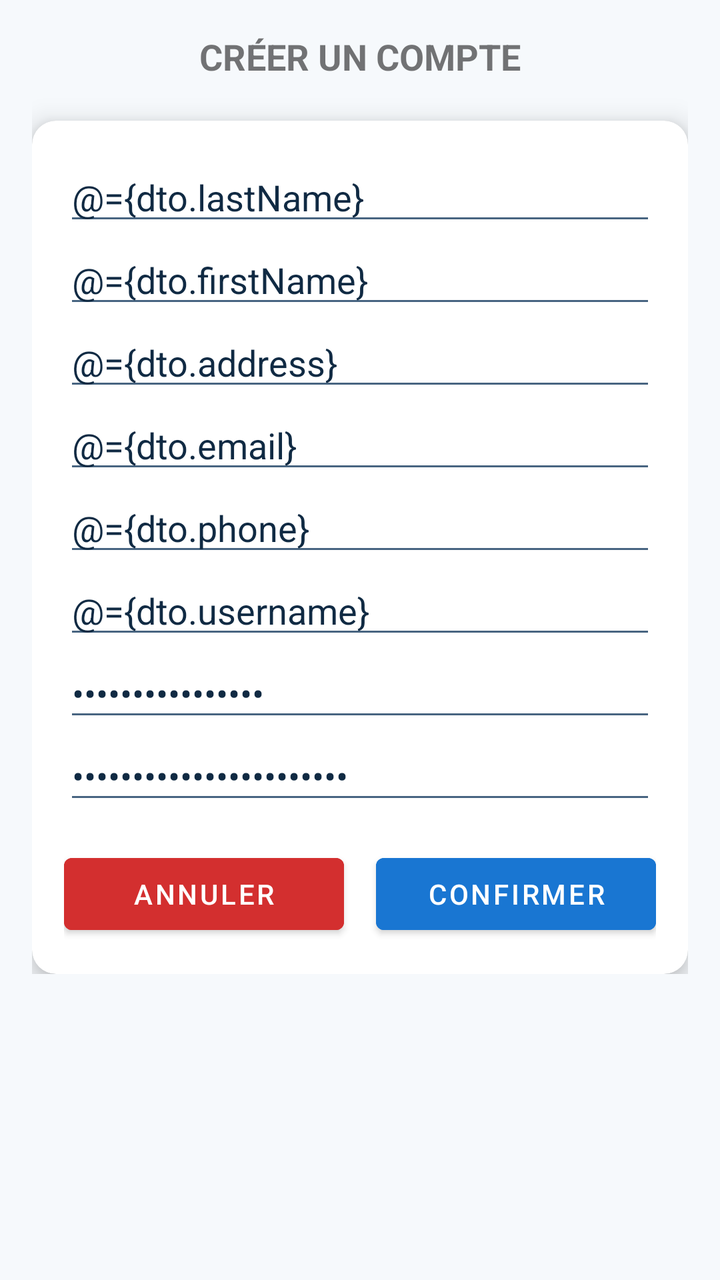
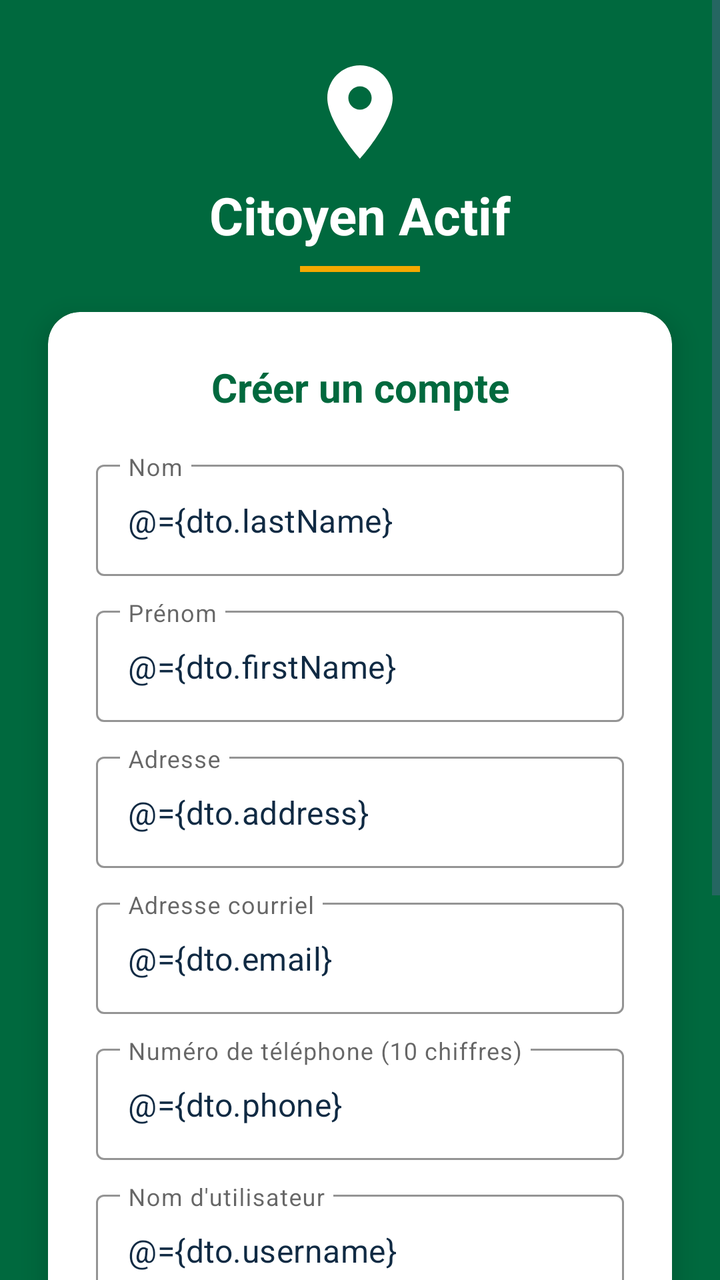

Compare the two renders of this Android layout. The source of the first and the diff that turns it into the second are given below.
<!-- AndroidManifest.xml: application theme Theme.CitoyenActif.NoActionBar -->
<!-- res/layout/sign_up_frag.xml -->
<?xml version="1.0" encoding="utf-8"?>
<layout xmlns:app="http://schemas.android.com/apk/res-auto">

    
    <data>
        <variable
            name="dto"
            type="com.example.citoyenactif.model.dto.UserCreateDTO" />
    </data>

    <ScrollView
        xmlns:android="http://schemas.android.com/apk/res/android"
        android:layout_width="match_parent"
        android:layout_height="match_parent">

        <androidx.constraintlayout.widget.ConstraintLayout
            android:layout_width="match_parent"
            android:layout_height="wrap_content"
            android:padding="16dp">

            
            <TextView
                android:id="@+id/welcome_message"
                android:layout_width="wrap_content"
                android:layout_height="wrap_content"
                android:text="CRÉER UN COMPTE"
                android:textStyle="bold"
                android:textSize="18sp"
                app:layout_constraintTop_toTopOf="parent"
                app:layout_constraintStart_toStartOf="parent"
                app:layout_constraintEnd_toEndOf="parent" />

            
            <com.google.android.material.card.MaterialCardView
                android:id="@+id/form_card"
                android:layout_width="0dp"
                android:layout_height="wrap_content"
                android:layout_marginTop="20dp"
                app:cardCornerRadius="12dp"
                app:cardElevation="8dp"
                app:layout_constraintTop_toBottomOf="@id/welcome_message"
                app:layout_constraintStart_toStartOf="parent"
                app:layout_constraintEnd_toEndOf="parent">

                <LinearLayout
                    android:layout_width="match_parent"
                    android:layout_height="wrap_content"
                    android:orientation="vertical"
                    android:padding="16dp">

                    
                    <EditText
                        android:id="@+id/name"
                        android:layout_width="match_parent"
                        android:layout_height="wrap_content"
                        android:hint="Nom"
                        android:inputType="textPersonName"
                        android:text="@={dto.lastName}" />

                    
                    <EditText
                        android:id="@+id/first_name"
                        android:layout_width="match_parent"
                        android:layout_height="wrap_content"
                        android:hint="Prénom"
                        android:inputType="textPersonName"
                        android:text="@={dto.firstName}" />

                    
                    <EditText
                        android:id="@+id/address"
                        android:layout_width="match_parent"
                        android:layout_height="wrap_content"
                        android:hint="Adresse"
                        android:inputType="textPostalAddress"
                        android:text="@={dto.address}" />

                    
                    <EditText
                        android:id="@+id/email"
                        android:layout_width="match_parent"
                        android:layout_height="wrap_content"
                        android:hint="Adresse courriel"
                        android:inputType="textEmailAddress"
                        android:text="@={dto.email}" />

                    
                    <EditText
                        android:id="@+id/phone_number"
                        android:layout_width="match_parent"
                        android:layout_height="wrap_content"
                        android:hint="Numéro de téléphone (10 chiffres)"
                        android:inputType="phone"
                        android:text="@={dto.phone}" />

                    
                    <EditText
                        android:id="@+id/username"
                        android:layout_width="match_parent"
                        android:layout_height="wrap_content"
                        android:hint="Nom d'utilisateur"
                        android:inputType="text"
                        android:text="@={dto.username}" />

                    
                    <EditText
                        android:id="@+id/password"
                        android:layout_width="match_parent"
                        android:layout_height="wrap_content"
                        android:hint="Mot de passe (min 6 caractères)"
                        android:inputType="textPassword"
                        android:text="@={dto.password}" />

                    
                    <EditText
                        android:id="@+id/confirm_password"
                        android:layout_width="match_parent"
                        android:layout_height="wrap_content"
                        android:hint="Confirmez le mot de passe"
                        android:inputType="textPassword"
                        android:text="@={dto.confirmPassword}" />

                    
                    <LinearLayout
                        android:layout_width="match_parent"
                        android:layout_height="wrap_content"
                        android:orientation="horizontal"
                        android:layout_marginTop="16dp">

                        <Button
                            android:id="@+id/cancel_button"
                            android:layout_width="0dp"
                            android:layout_weight="1"
                            android:layout_height="wrap_content"
                            android:text="ANNULER"
                            android:backgroundTint="#D32F2F" />

                        <Space
                            android:layout_width="16dp"
                            android:layout_height="wrap_content" />

                        <Button
                            android:id="@+id/confirm_button"
                            android:layout_width="0dp"
                            android:layout_weight="1"
                            android:layout_height="wrap_content"
                            android:text="CONFIRMER"
                            android:backgroundTint="#1976D2" />

                    </LinearLayout>

                </LinearLayout>

            </com.google.android.material.card.MaterialCardView>

        </androidx.constraintlayout.widget.ConstraintLayout>

    </ScrollView>
</layout>
<!-- resources referenced by this layout -->
<resources>
  <style name="Theme.CitoyenActif.NoActionBar" parent="Theme.MaterialComponents.DayNight.NoActionBar">
  
          
          <item name="colorPrimary">@color/sky_blue</item>
          <item name="colorPrimaryVariant">@color/sky_blue_dark</item>
          <item name="colorSecondary">@color/accent_teal</item>
  
          
          <item name="android:windowBackground">@color/app_background</item>
  
          
          <item name="android:textColorPrimary">@color/text_primary</item>
          <item name="android:textColorSecondary">@color/text_secondary</item>
  
          
          <item name="android:statusBarColor">@color/sky_blue_dark</item>
      </style>
  <color name="sky_blue">#4FC3F7</color>
  <color name="sky_blue_dark">#0288D1</color>
  <color name="accent_teal">#26C6DA</color>
  <color name="app_background">#F6F9FC</color>
  <color name="text_primary">#102A43</color>
  <color name="text_secondary">#486581</color>
</resources>

<!-- the commit's change to res/layout/sign_up_frag.xml (unified diff, before → after) -->
@@ -1,159 +1,279 @@
 <?xml version="1.0" encoding="utf-8"?>
-<layout xmlns:app="http://schemas.android.com/apk/res-auto">
-
-    
+<layout xmlns:android="http://schemas.android.com/apk/res/android"
+    xmlns:app="http://schemas.android.com/apk/res-auto">
+
     <data>
         <variable
             name="dto"
             type="com.example.citoyenactif.model.dto.UserCreateDTO" />
     </data>
 
+    
     <ScrollView
-        xmlns:android="http://schemas.android.com/apk/res/android"
         android:layout_width="match_parent"
-        android:layout_height="match_parent">
+        android:layout_height="match_parent"
+        android:background="@color/uqtr_green"
+        android:fillViewport="true">
 
         <androidx.constraintlayout.widget.ConstraintLayout
             android:layout_width="match_parent"
-            android:layout_height="wrap_content"
-            android:padding="16dp">
+            android:layout_height="wrap_content">
+
+            
+            <ImageView
+                android:id="@+id/ivLocationPin"
+                android:layout_width="56dp"
+                android:layout_height="56dp"
+                android:src="@drawable/ic_location_pin"
+                android:layout_marginTop="28dp"
+                android:contentDescription="Icône localisation"
+                app:layout_constraintTop_toTopOf="parent"
+                app:layout_constraintStart_toStartOf="parent"
+                app:layout_constraintEnd_toEndOf="parent" />
 
             
             <TextView
-                android:id="@+id/welcome_message"
+                android:id="@+id/tvAppTitle"
                 android:layout_width="wrap_content"
                 android:layout_height="wrap_content"
-                android:text="CRÉER UN COMPTE"
+                android:text="Citoyen Actif"
+                android:textColor="@color/uqtr_white"
+                android:textSize="26sp"
                 android:textStyle="bold"
-                android:textSize="18sp"
-                app:layout_constraintTop_toTopOf="parent"
+                android:layout_marginTop="6dp"
+                app:layout_constraintTop_toBottomOf="@id/ivLocationPin"
                 app:layout_constraintStart_toStartOf="parent"
                 app:layout_constraintEnd_toEndOf="parent" />
 
             
-            <com.google.android.material.card.MaterialCardView
+            <View
+                android:id="@+id/dividerGold"
+                android:layout_width="60dp"
+                android:layout_height="3dp"
+                android:background="@color/uqtr_gold"
+                android:layout_marginTop="8dp"
+                app:layout_constraintTop_toBottomOf="@id/tvAppTitle"
+                app:layout_constraintStart_toStartOf="parent"
+                app:layout_constraintEnd_toEndOf="parent" />
+
+            
+            <androidx.cardview.widget.CardView
                 android:id="@+id/form_card"
                 android:layout_width="0dp"
                 android:layout_height="wrap_content"
                 android:layout_marginTop="20dp"
-                app:cardCornerRadius="12dp"
+                android:layout_marginStart="24dp"
+                android:layout_marginEnd="24dp"
+                android:layout_marginBottom="24dp"
+                app:cardBackgroundColor="@color/uqtr_white"
+                app:cardCornerRadius="16dp"
                 app:cardElevation="8dp"
-                app:layout_constraintTop_toBottomOf="@id/welcome_message"
-                app:layout_constraintStart_toStartOf="parent"
-                app:layout_constraintEnd_toEndOf="parent">
+                app:layout_constraintTop_toBottomOf="@id/dividerGold"
+                app:layout_constraintStart_toStartOf="parent"
+                app:layout_constraintEnd_toEndOf="parent"
+                app:layout_constraintBottom_toBottomOf="parent">
 
                 <LinearLayout
                     android:layout_width="match_parent"
                     android:layout_height="wrap_content"
                     android:orientation="vertical"
-                    android:padding="16dp">
-
-                    
-                    <EditText
-                        android:id="@+id/name"
+                    android:padding="24dp">
+
+                    
+                    <TextView
+                        android:id="@+id/welcome_message"
+                        android:layout_width="match_parent"
+                        android:layout_height="wrap_content"
+                        android:text="Créer un compte"
+                        android:textColor="@color/uqtr_green"
+                        android:textSize="20sp"
+                        android:textStyle="bold"
+                        android:gravity="center"
+                        android:layout_marginBottom="20dp" />
+
+                    
+                    <com.google.android.material.textfield.TextInputLayout
+                        style="@style/Widget.MaterialComponents.TextInputLayout.OutlinedBox"
                         android:layout_width="match_parent"
                         android:layout_height="wrap_content"
                         android:hint="Nom"
-                        android:inputType="textPersonName"
-                        android:text="@={dto.lastName}" />
-
-                    
-                    <EditText
-                        android:id="@+id/first_name"
+                        app:boxStrokeColor="@color/uqtr_green"
+                        app:hintTextColor="@color/uqtr_green">
+
+                        <com.google.android.material.textfield.TextInputEditText
+                            android:id="@+id/name"
+                            android:layout_width="match_parent"
+                            android:layout_height="wrap_content"
+                            android:inputType="textPersonName"
+                            android:text="@={dto.lastName}" />
+                    </com.google.android.material.textfield.TextInputLayout>
+
+                    
+                    <com.google.android.material.textfield.TextInputLayout
+                        style="@style/Widget.MaterialComponents.TextInputLayout.OutlinedBox"
                         android:layout_width="match_parent"
                         android:layout_height="wrap_content"
                         android:hint="Prénom"
-                        android:inputType="textPersonName"
-                        android:text="@={dto.firstName}" />
-
-                    
-                    <EditText
-                        android:id="@+id/address"
+                        android:layout_marginTop="12dp"
+                        app:boxStrokeColor="@color/uqtr_green"
+                        app:hintTextColor="@color/uqtr_green">
+
+                        <com.google.android.material.textfield.TextInputEditText
+                            android:id="@+id/first_name"
+                            android:layout_width="match_parent"
+                            android:layout_height="wrap_content"
+                            android:inputType="textPersonName"
+                            android:text="@={dto.firstName}" />
+                    </com.google.android.material.textfield.TextInputLayout>
+
+                    
+                    <com.google.android.material.textfield.TextInputLayout
+                        style="@style/Widget.MaterialComponents.TextInputLayout.OutlinedBox"
                         android:layout_width="match_parent"
                         android:layout_height="wrap_content"
                         android:hint="Adresse"
-                        android:inputType="textPostalAddress"
-                        android:text="@={dto.address}" />
-
-                    
-                    <EditText
-                        android:id="@+id/email"
+                        android:layout_marginTop="12dp"
+                        app:boxStrokeColor="@color/uqtr_green"
+                        app:hintTextColor="@color/uqtr_green">
+
+                        <com.google.android.material.textfield.TextInputEditText
+                            android:id="@+id/address"
+                            android:layout_width="match_parent"
+                            android:layout_height="wrap_content"
+                            android:inputType="textPostalAddress"
+                            android:text="@={dto.address}" />
+                    </com.google.android.material.textfield.TextInputLayout>
+
+                    
+                    <com.google.android.material.textfield.TextInputLayout
+                        style="@style/Widget.MaterialComponents.TextInputLayout.OutlinedBox"
                         android:layout_width="match_parent"
                         android:layout_height="wrap_content"
                         android:hint="Adresse courriel"
-                        android:inputType="textEmailAddress"
-                        android:text="@={dto.email}" />
-
-                    
-                    <EditText
-                        android:id="@+id/phone_number"
+                        android:layout_marginTop="12dp"
+                        app:boxStrokeColor="@color/uqtr_green"
+                        app:hintTextColor="@color/uqtr_green">
+
+                        <com.google.android.material.textfield.TextInputEditText
+                            android:id="@+id/email"
+                            android:layout_width="match_parent"
+                            android:layout_height="wrap_content"
+                            android:inputType="textEmailAddress"
+                            android:text="@={dto.email}" />
+                    </com.google.android.material.textfield.TextInputLayout>
+
+                    
+                    <com.google.android.material.textfield.TextInputLayout
+                        style="@style/Widget.MaterialComponents.TextInputLayout.OutlinedBox"
                         android:layout_width="match_parent"
                         android:layout_height="wrap_content"
                         android:hint="Numéro de téléphone (10 chiffres)"
-                        android:inputType="phone"
-                        android:text="@={dto.phone}" />
-
-                    
-                    <EditText
-                        android:id="@+id/username"
+                        android:layout_marginTop="12dp"
+                        app:boxStrokeColor="@color/uqtr_green"
+                        app:hintTextColor="@color/uqtr_green">
+
+                        <com.google.android.material.textfield.TextInputEditText
+                            android:id="@+id/phone_number"
+                            android:layout_width="match_parent"
+                            android:layout_height="wrap_content"
+                            android:inputType="phone"
+                            android:text="@={dto.phone}" />
+                    </com.google.android.material.textfield.TextInputLayout>
+
+                    
+                    <com.google.android.material.textfield.TextInputLayout
+                        style="@style/Widget.MaterialComponents.TextInputLayout.OutlinedBox"
                         android:layout_width="match_parent"
                         android:layout_height="wrap_content"
                         android:hint="Nom d'utilisateur"
-                        android:inputType="text"
-                        android:text="@={dto.username}" />
-
-                    
-                    <EditText
-                        android:id="@+id/password"
+                        android:layout_marginTop="12dp"
+                        app:boxStrokeColor="@color/uqtr_green"
+                        app:hintTextColor="@color/uqtr_green">
+
+                        <com.google.android.material.textfield.TextInputEditText
+                            android:id="@+id/username"
+                            android:layout_width="match_parent"
+                            android:layout_height="wrap_content"
+                            android:inputType="text"
+                            android:text="@={dto.username}" />
+                    </com.google.android.material.textfield.TextInputLayout>
+
+                    
+                    <com.google.android.material.textfield.TextInputLayout
+                        style="@style/Widget.MaterialComponents.TextInputLayout.OutlinedBox"
                         android:layout_width="match_parent"
                         android:layout_height="wrap_content"
                         android:hint="Mot de passe (min 6 caractères)"
-                        android:inputType="textPassword"
-                        android:text="@={dto.password}" />
-
-                    
-                    <EditText
-                        android:id="@+id/confirm_password"
+                        android:layout_marginTop="12dp"
+                        app:boxStrokeColor="@color/uqtr_green"
+                        app:hintTextColor="@color/uqtr_green"
+                        app:endIconMode="password_toggle"
+                        app:endIconTint="@color/uqtr_green">
+
+                        <com.google.android.material.textfield.TextInputEditText
+                            android:id="@+id/password"
+                            android:layout_width="match_parent"
+                            android:layout_height="wrap_content"
+                            android:inputType="textPassword"
+                            android:text="@={dto.password}" />
+                    </com.google.android.material.textfield.TextInputLayout>
+
+                    
+                    <com.google.android.material.textfield.TextInputLayout
+                        style="@style/Widget.MaterialComponents.TextInputLayout.OutlinedBox"
                         android:layout_width="match_parent"
                         android:layout_height="wrap_content"
                         android:hint="Confirmez le mot de passe"
-                        android:inputType="textPassword"
-                        android:text="@={dto.confirmPassword}" />
+                        android:layout_marginTop="12dp"
+                        app:boxStrokeColor="@color/uqtr_green"
+                        app:hintTextColor="@color/uqtr_green"
+                        app:endIconMode="password_toggle"
+                        app:endIconTint="@color/uqtr_green">
+
+                        <com.google.android.material.textfield.TextInputEditText
+                            android:id="@+id/confirm_password"
+                            android:layout_width="match_parent"
+                            android:layout_height="wrap_content"
+                            android:inputType="textPassword"
+                            android:text="@={dto.confirmPassword}" />
+                    </com.google.android.material.textfield.TextInputLayout>
 
                     
                     <LinearLayout
                         android:layout_width="match_parent"
                         android:layout_height="wrap_content"
                         android:orientation="horizontal"
-                        android:layout_marginTop="16dp">
+                        android:layout_marginTop="20dp">
 
                         <Button
                             android:id="@+id/cancel_button"
                             android:layout_width="0dp"
                             android:layout_weight="1"
-                            android:layout_height="wrap_content"
+                            android:layout_height="48dp"
                             android:text="ANNULER"
-                            android:backgroundTint="#D32F2F" />
+                            android:textColor="@color/uqtr_white"
+                            android:textStyle="bold"
+                            android:backgroundTint="@color/text_secondary" />
 
                         <Space
-                            android:layout_width="16dp"
+                            android:layout_width="12dp"
                             android:layout_height="wrap_content" />
 
                         <Button
                             android:id="@+id/confirm_button"
                             android:layout_width="0dp"
                             android:layout_weight="1"
-                            android:layout_height="wrap_content"
+                            android:layout_height="48dp"
                             android:text="CONFIRMER"
-                            android:backgroundTint="#1976D2" />
+                            android:textColor="@color/uqtr_white"
+                            android:textStyle="bold"
+                            android:backgroundTint="@color/uqtr_gold" />
 
                     </LinearLayout>
 
                 </LinearLayout>
-
-            </com.google.android.material.card.MaterialCardView>
+            </androidx.cardview.widget.CardView>
 
         </androidx.constraintlayout.widget.ConstraintLayout>
-
     </ScrollView>
 </layout>
<!-- resource entries referenced after the edit -->
@@ -3,25 +3,42 @@
   <style name="Theme.CitoyenActif.NoActionBar" parent="Theme.MaterialComponents.DayNight.NoActionBar">
   
           
-          <item name="colorPrimary">@color/sky_blue</item>
-          <item name="colorPrimaryVariant">@color/sky_blue_dark</item>
-          <item name="colorSecondary">@color/accent_teal</item>
+          <item name="colorPrimary">@color/uqtr_green</item>
+          <item name="colorPrimaryVariant">@color/uqtr_green_dark</item>
+          <item name="colorOnPrimary">@color/uqtr_white</item>
+          <item name="colorSecondary">@color/uqtr_gold</item>
+          <item name="colorSecondaryVariant">@color/uqtr_gold_dark</item>
+          <item name="colorOnSecondary">@color/uqtr_white</item>
   
           
-          <item name="android:windowBackground">@color/app_background</item>
+          <item name="android:windowBackground">@color/uqtr_green</item>
   
           
           <item name="android:textColorPrimary">@color/text_primary</item>
           <item name="android:textColorSecondary">@color/text_secondary</item>
   
           
-          <item name="android:statusBarColor">@color/sky_blue_dark</item>
+          <item name="android:statusBarColor">@color/uqtr_green_dark</item>
       </style>
-  <color name="sky_blue">#4FC3F7</color>
-  <color name="sky_blue_dark">#0288D1</color>
-  <color name="accent_teal">#26C6DA</color>
-  <color name="app_background">#F6F9FC</color>
+  <color name="uqtr_green_dark">#004D2C</color>
+  <color name="uqtr_gold_dark">#D48F00</color>
   <color name="text_primary">#102A43</color>
   <color name="text_secondary">#486581</color>
+  <color name="uqtr_gold">#F5A800</color>
+  <color name="uqtr_green">#00693E</color>
+  <color name="uqtr_white">#FFFFFF</color>
+  <!-- drawable ic_location_pin (drawable) -->
+  <?xml version="1.0" encoding="utf-8"?>
+  <vector xmlns:android="http://schemas.android.com/apk/res/android"
+      android:width="72dp"
+      android:height="72dp"
+      android:viewportWidth="24"
+      android:viewportHeight="24">
+  
+      <path
+          android:fillColor="#FFFFFF"
+          android:pathData="M12,2C8.13,2 5,5.13 5,9c0,5.25 7,13 7,13s7,-7.75 7,-13c0,-3.87 -3.13,-7 -7,-7zM12,11.5c-1.38,0 -2.5,-1.12 -2.5,-2.5s1.12,-2.5 2.5,-2.5 2.5,1.12 2.5,2.5 -1.12,2.5 -2.5,2.5z"/>
+  
+  </vector>
 </resources>
 
